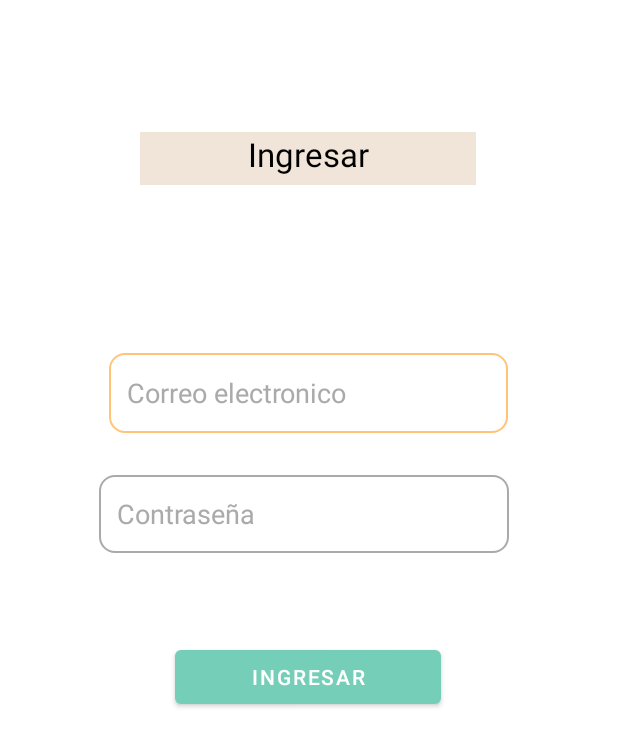
After one commit to CarolinaAdrianaHidalgoAvila/AQUI_ESTOY_MOVIL, an Android app: the layout activity_login.xml on its own in the app's theme, with its tools: preview values and no code run, on a phone screen of 412 x 824 dp. The commit adds this screen. Shown: the top 747 px of the screen. Run offline under Robolectric (Android 15) with nearby library versions, the light colour scheme and no system bars.

Commit message:
Visual login activity implemented

```diff
--- /dev/null
+++ b/app/src/main/java/com/example/aqui_estoy/LoginActivity.kt
@@ -0,0 +1,11 @@
+package com.example.aqui_estoy
+
+import androidx.appcompat.app.AppCompatActivity
+import android.os.Bundle
+
+class LoginActivity : AppCompatActivity() {
+    override fun onCreate(savedInstanceState: Bundle?) {
+        super.onCreate(savedInstanceState)
+        setContentView(R.layout.activity_login)
+    }
+}
--- /dev/null
+++ b/app/src/main/res/drawable/custom_input.xml
@@ -0,0 +1,18 @@
+<?xml version="1.0" encoding="utf-8"?>
+<selector xmlns:android="http://schemas.android.com/apk/res/android">
+    <item android:state_enabled="true" android:state_focused="true">
+        <shape android:shape="rectangle">
+            <solid android:color="@android:color/white" />
+            <corners android:radius="10dp" />
+            <stroke android:color="@color/ambar_500" android:width="1dp" />
+        </shape>
+    </item>
+
+    <item android:state_enabled="true">
+        <shape android:shape="rectangle">
+            <solid android:color="@android:color/white" />
+            <corners android:radius="10dp" />
+            <stroke android:color="@android:color/darker_gray" android:width="1dp" />
+        </shape>
+    </item>
+</selector>
--- /dev/null
+++ b/app/src/main/res/layout/activity_login.xml
@@ -0,0 +1,76 @@
+<?xml version="1.0" encoding="utf-8"?>
+<androidx.constraintlayout.widget.ConstraintLayout xmlns:android="http://schemas.android.com/apk/res/android"
+    xmlns:app="http://schemas.android.com/apk/res-auto"
+    xmlns:tools="http://schemas.android.com/tools"
+    android:layout_width="match_parent"
+    android:layout_height="match_parent"
+    tools:context=".LoginActivity">
+
+    <EditText
+        android:id="@+id/editText_email"
+        style="@style/Widget.AppCompat.AutoCompleteTextView"
+        android:layout_width="266dp"
+        android:layout_height="53dp"
+        android:layout_marginTop="112dp"
+        android:background="@drawable/custom_input"
+        android:ems="10"
+        android:hint="@string/placeholder_email"
+        android:inputType="textPersonName"
+        android:paddingStart="12dp"
+        android:paddingEnd="12dp"
+        android:textColorHint="@android:color/darker_gray"
+        android:ellipsize="end"
+        app:layout_constraintEnd_toEndOf="parent"
+        app:layout_constraintHorizontal_bias="0.497"
+        app:layout_constraintStart_toStartOf="parent"
+        app:layout_constraintTop_toBottomOf="@+id/textView_title" />
+
+    <TextView
+        android:id="@+id/textView_title"
+        android:layout_width="224dp"
+        android:layout_height="35dp"
+        android:layout_marginTop="88dp"
+        android:background="@color/ambar_200"
+        android:lineSpacingExtra="20sp"
+        android:text="@string/get_in_title"
+        android:textAlignment="center"
+        android:textAppearance="@style/TextAppearance.AppCompat.Large"
+        android:textColorLink="#FFFFFF"
+        app:layout_constraintEnd_toEndOf="parent"
+        app:layout_constraintHorizontal_bias="0.497"
+        app:layout_constraintStart_toStartOf="parent"
+        app:layout_constraintTop_toTopOf="parent" />
+
+    <EditText
+        android:id="@+id/editText_password"
+        style="@style/Widget.AppCompat.Light.AutoCompleteTextView"
+        android:layout_width="273dp"
+        android:layout_height="52dp"
+        android:layout_marginTop="28dp"
+        android:background="@drawable/custom_input"
+        android:ems="10"
+        android:hint="@string/placeholder_password"
+        android:inputType="textPassword"
+        android:paddingStart="12dp"
+        android:paddingEnd="12dp"
+        android:textColorHint="@android:color/darker_gray"
+        android:ellipsize="end"
+        app:layout_constraintEnd_toEndOf="parent"
+        app:layout_constraintHorizontal_bias="0.477"
+        app:layout_constraintStart_toStartOf="parent"
+        app:layout_constraintTop_toBottomOf="@+id/editText_email" />
+
+    <Button
+        android:id="@+id/button_login"
+        android:layout_width="177dp"
+        android:layout_height="48dp"
+        android:layout_marginTop="48dp"
+        android:text="@string/get_in_title"
+        app:layout_constraintBottom_toBottomOf="parent"
+        app:layout_constraintEnd_toEndOf="parent"
+        app:layout_constraintHorizontal_bias="0.497"
+        app:layout_constraintStart_toStartOf="parent"
+        app:layout_constraintTop_toBottomOf="@+id/editText_password"
+        app:layout_constraintVertical_bias="0.029" />
+
+</androidx.constraintlayout.widget.ConstraintLayout>
--- a/app/src/main/res/values/strings.xml
+++ b/app/src/main/res/values/strings.xml
@@ -1,3 +1,6 @@
 <resources>
     <string name="app_name">AQUI_ESTOY</string>
+    <string name="get_in_title">Ingresar</string>
+    <string name="placeholder_email">Correo electronico</string>
+    <string name="placeholder_password">Contraseña</string>
 </resources>
```
